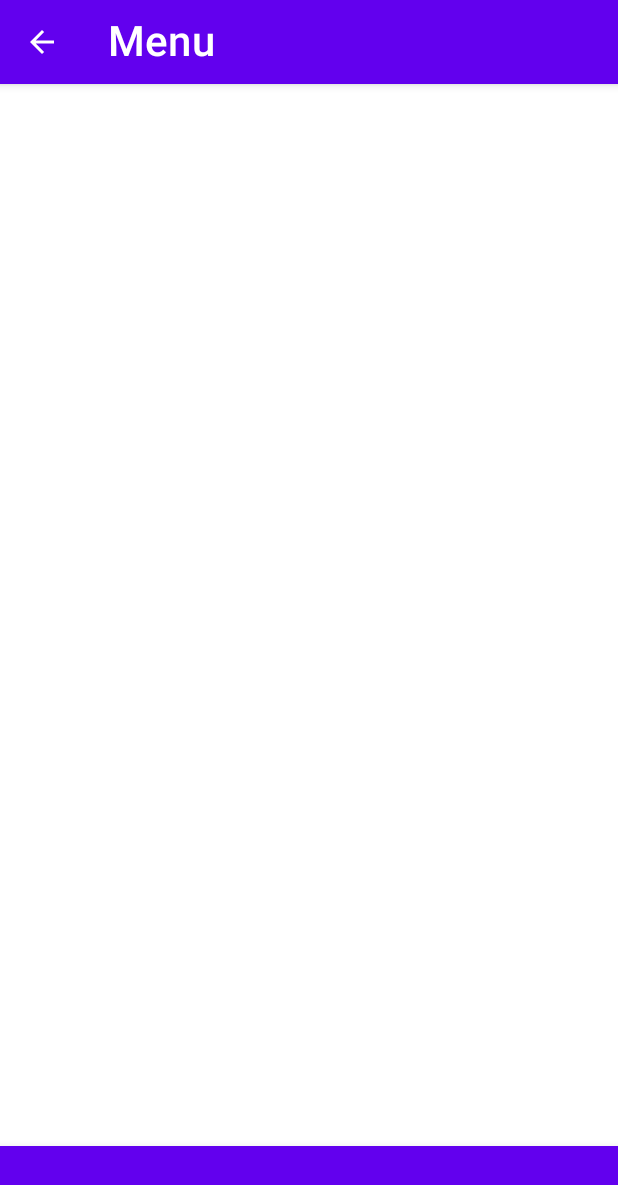
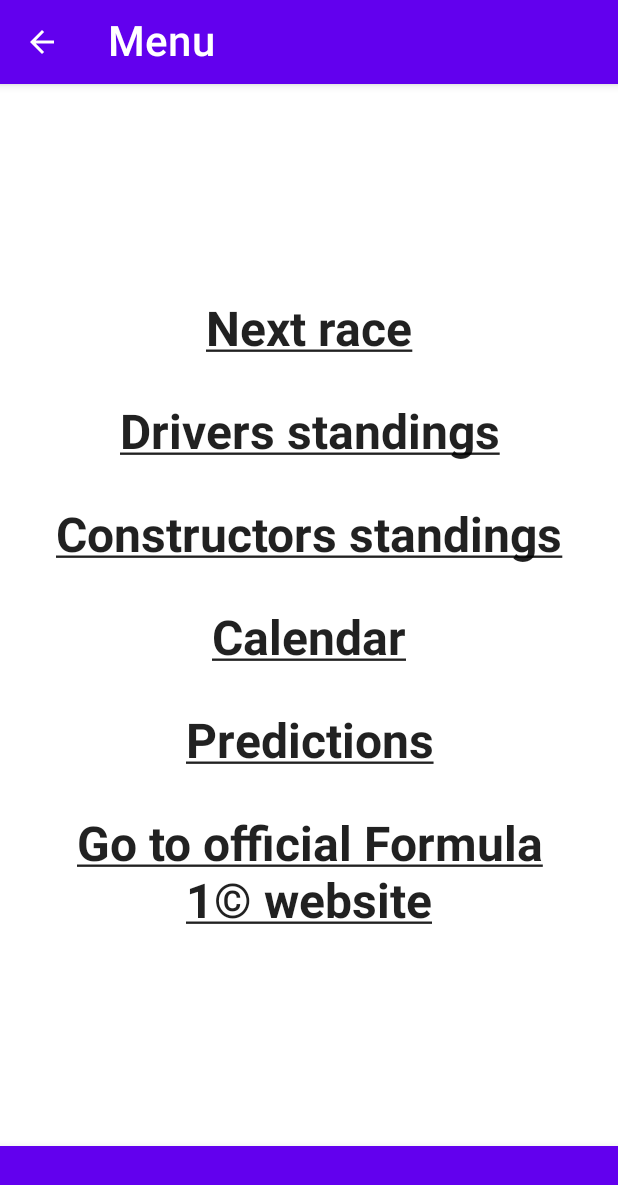
Before and after one commit to Jasper2213/f1-app, an Android app built with Jetpack Compose: the MenuScreen screen opened through its navigation route, on a phone screen of 412 x 824 dp. Shown: the top 1185 px of the screen. Run offline under Robolectric (Android 15) with nearby library versions, the phone set to English and light mode, and no system bars; 1 statement that could not run was skipped.

Commit message:
Added layout for menu screen

```diff
--- a/app/src/main/java/be/howest/jasperdesnyder/formulaone/FormulaOneScreen.kt
+++ b/app/src/main/java/be/howest/jasperdesnyder/formulaone/FormulaOneScreen.kt
@@ -1,5 +1,9 @@
 package be.howest.jasperdesnyder.formulaone
 
+import android.content.Intent
+import android.net.Uri
+import androidx.activity.compose.rememberLauncherForActivityResult
+import androidx.activity.result.contract.ActivityResultContracts
 import androidx.annotation.StringRes
 import androidx.compose.foundation.layout.height
 import androidx.compose.foundation.layout.padding
@@ -11,6 +15,7 @@ import androidx.compose.runtime.Composable
 import androidx.compose.runtime.collectAsState
 import androidx.compose.runtime.getValue
 import androidx.compose.ui.Modifier
+import androidx.compose.ui.platform.LocalContext
 import androidx.compose.ui.res.stringResource
 import androidx.compose.ui.unit.dp
 import androidx.compose.ui.unit.sp
@@ -42,6 +47,10 @@ fun FormulaOneApp(modifier: Modifier = Modifier) {
     )
 
     val viewModel: FormulaOneViewModel = viewModel()
+
+    val launcher = rememberLauncherForActivityResult(
+        ActivityResultContracts.StartActivityForResult()
+    ) {}
 
     Scaffold(
         topBar = {
@@ -116,7 +125,27 @@ fun FormulaOneApp(modifier: Modifier = Modifier) {
             }
 
             composable(route = FormulaOneScreen.Menu.name) {
-                MenuScreen()
+                MenuScreen(
+                    onNextRaceClicked = {
+                        navController.navigate(FormulaOneScreen.Start.name)
+                    },
+                    onDriversStandingsClicked = {
+                        navController.navigate(FormulaOneScreen.DriverStandings.name)
+                    },
+                    onConstructorsStandingsClicked = {
+                        navController.navigate(FormulaOneScreen.ConstructorStandings.name)
+                    },
+                    onCalendarClicked = {
+                        navController.navigate(FormulaOneScreen.Calendar.name)
+                    },
+                    onPredictionsClicked = {
+                        navController.navigate(FormulaOneScreen.Predictions.name)
+                    },
+                    onWebsiteClicked = {
+                        val intent = Intent(Intent.ACTION_VIEW, Uri.parse("https://www.formula1.com"))
+                        launcher.launch(intent)
+                    }
+                )
             }
 
             composable(route = FormulaOneScreen.Predictions.name) {
--- a/app/src/main/java/be/howest/jasperdesnyder/formulaone/ui/screens/MenuScreen.kt
+++ b/app/src/main/java/be/howest/jasperdesnyder/formulaone/ui/screens/MenuScreen.kt
@@ -1,11 +1,54 @@
 package be.howest.jasperdesnyder.formulaone.ui.screens
 
+import androidx.compose.foundation.clickable
+import androidx.compose.foundation.layout.Arrangement
+import androidx.compose.foundation.layout.Column
+import androidx.compose.foundation.layout.fillMaxSize
+import androidx.compose.foundation.layout.padding
+import androidx.compose.material.Text
 import androidx.compose.runtime.Composable
+import androidx.compose.ui.Alignment
 import androidx.compose.ui.Modifier
+import androidx.compose.ui.text.font.FontWeight
+import androidx.compose.ui.text.style.TextAlign
+import androidx.compose.ui.text.style.TextDecoration
+import androidx.compose.ui.unit.dp
+import androidx.compose.ui.unit.sp
 
 @Composable
 fun MenuScreen(
+    onNextRaceClicked: () -> Unit,
+    onDriversStandingsClicked: () -> Unit,
+    onConstructorsStandingsClicked: () -> Unit,
+    onCalendarClicked: () -> Unit,
+    onPredictionsClicked: () -> Unit,
+    onWebsiteClicked: () -> Unit,
     modifier: Modifier = Modifier
 ) {
+    Column(
+        verticalArrangement = Arrangement.Center,
+        horizontalAlignment = Alignment.CenterHorizontally,
+        modifier = Modifier
+            .fillMaxSize()
+            .padding(35.dp)
+    ) {
+        MenuItem(onClick = onNextRaceClicked, text = "Next race")
+        MenuItem(onClick = onDriversStandingsClicked, text = "Drivers standings")
+        MenuItem(onClick = onConstructorsStandingsClicked, text = "Constructors standings")
+        MenuItem(onClick = onCalendarClicked, text = "Calendar")
+        MenuItem(onClick = onPredictionsClicked, text = "Predictions")
+        MenuItem(onClick = onWebsiteClicked, text = "Go to official Formula 1© website")
+    }
+}
 
+@Composable
+private fun MenuItem(onClick: () -> Unit, text: String) {
+    Text(
+        text = text,
+        fontSize = 32.sp,
+        fontWeight = FontWeight.Bold,
+        textDecoration = TextDecoration.Underline,
+        textAlign = TextAlign.Center,
+        modifier = Modifier.clickable(onClick = onClick).padding(vertical = 15.dp)
+    )
 }
--- a/app/src/main/java/be/howest/jasperdesnyder/formulaone/ui/screens/RaceDetailScreen.kt
+++ b/app/src/main/java/be/howest/jasperdesnyder/formulaone/ui/screens/RaceDetailScreen.kt
@@ -17,7 +17,6 @@ import androidx.compose.ui.text.font.FontWeight
 import androidx.compose.ui.text.style.TextDecoration
 import androidx.compose.ui.unit.dp
 import androidx.compose.ui.unit.sp
-import be.howest.jasperdesnyder.formulaone.R
 import be.howest.jasperdesnyder.formulaone.model.Race
 
 @Composable
```
Also changed, not shown: app/src/main/java/be/howest/jasperdesnyder/formulaone/repositories/NavItemsRepo.kt (+0 -10 lines).
